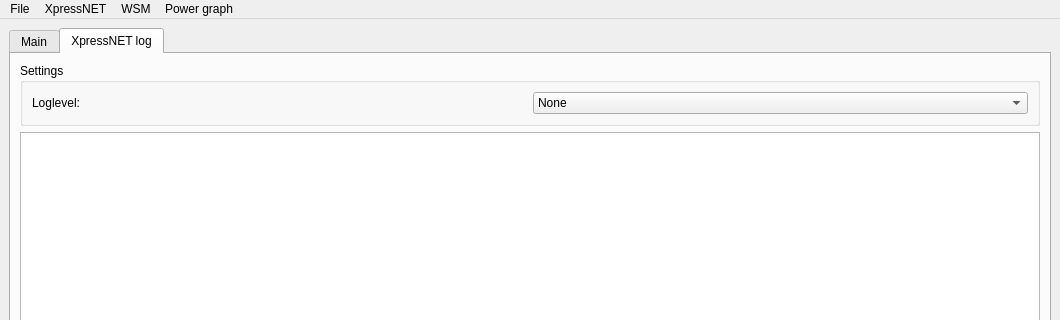
The window that form/main-window.ui (kmzbrnoI/automatic-calibration) describes before a commit, drawn with Qt 5; both pictures show x 0 to 1060 and y 0 to 320 of the 1060 by 645 pixel window.
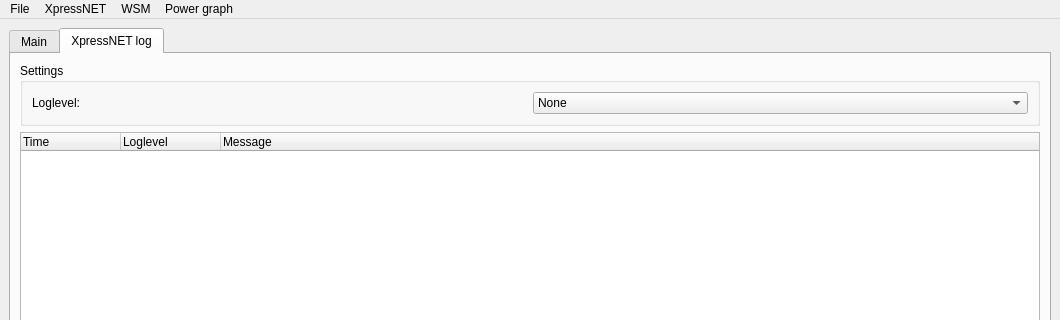
The same window after the commit. The open tabs and pages were chosen to show the change. Icons and pictures are not drawn.

Commit message: tv_log: make header visible.

The edit to the form file:
```diff
--- a/form/main-window.ui
+++ b/form/main-window.ui
@@ -1020,11 +1020,14 @@
           <property name="selectionMode">
            <enum>QAbstractItemView::SingleSelection</enum>
           </property>
+          <property name="rootIsDecorated">
+           <bool>false</bool>
+          </property>
           <property name="wordWrap">
            <bool>true</bool>
           </property>
           <attribute name="headerVisible">
-           <bool>false</bool>
+           <bool>true</bool>
           </attribute>
           <attribute name="headerCascadingSectionResizes">
            <bool>false</bool>
```
